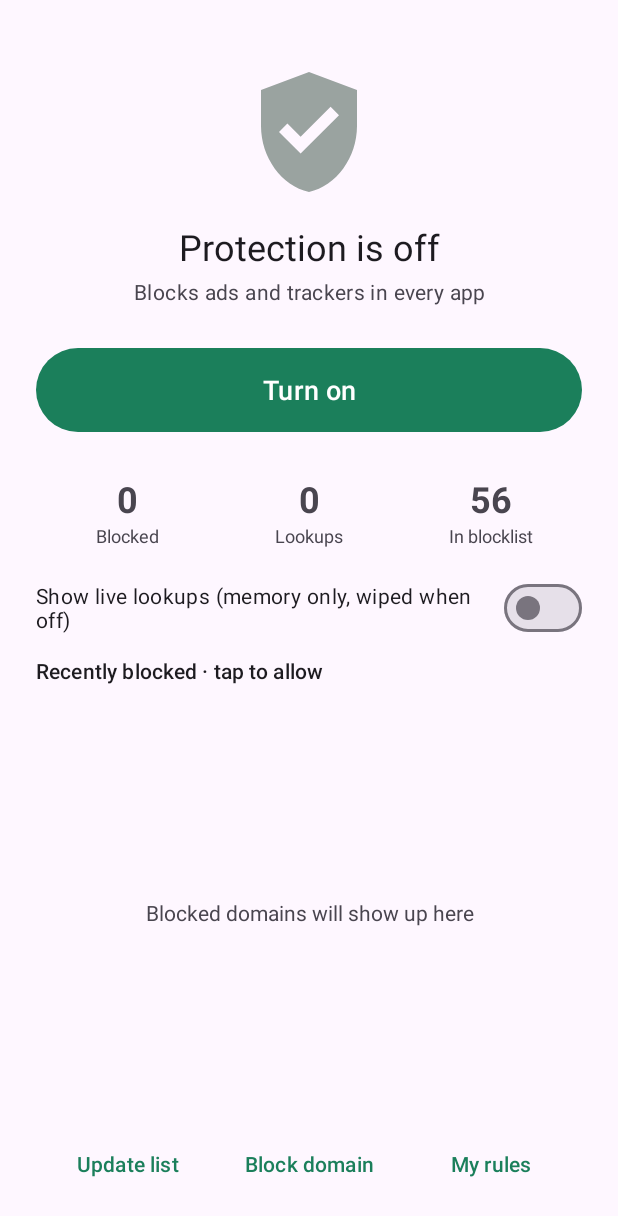
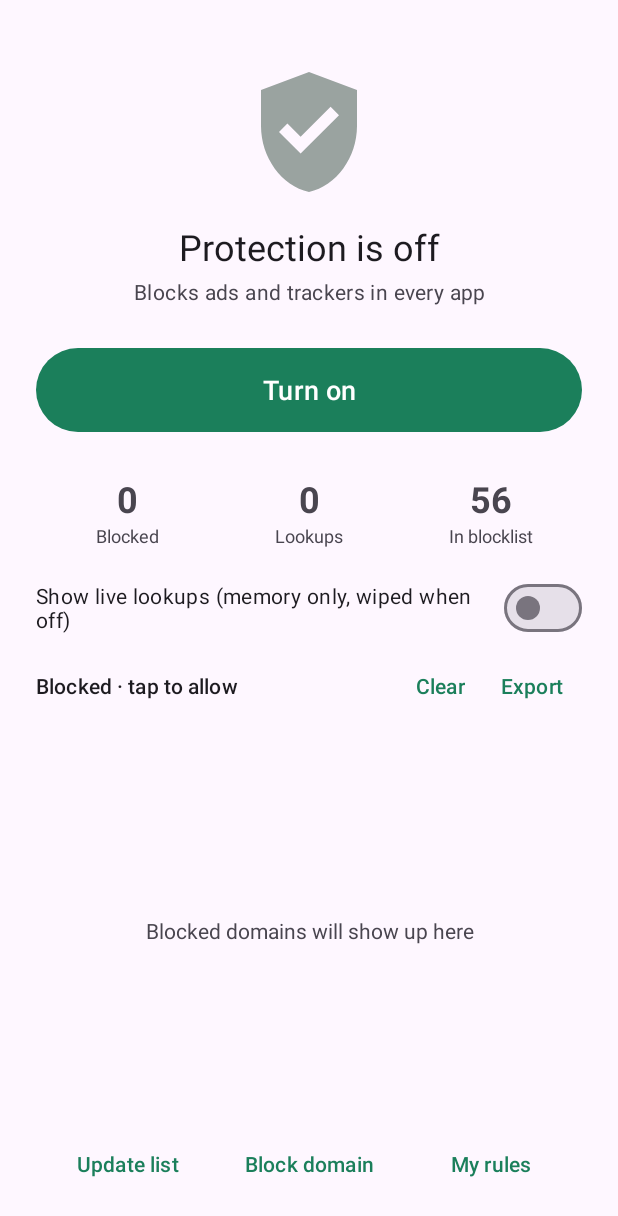
Before and after one commit to chinmay465/Portfolio, an Android app: the MainActivity screen opened directly, with no data from a screen before it, on a phone screen of 412 x 824 dp. Shown: the top 1216 px of the screen. Run offline under Robolectric (Android 15) with nearby library versions, the phone set to English and light mode, and no system bars.

Commit message:
Kavach: export and clear the lookup list
Export shares the on-screen list (newest first, blocked/allowed marked)
as plain text through Android's share sheet; nothing is written to
storage. Clear empties the list so an export can cover one app's
session. Live lookup buffer raised to 500 domains (memory only).

```diff
--- a/kavach-adblock/app/src/main/java/com/chinmay/kavach/vpn/AdBlockState.kt
+++ b/kavach-adblock/app/src/main/java/com/chinmay/kavach/vpn/AdBlockState.kt
@@ -26,7 +26,7 @@ object AdBlockState {
     val recentLookups = MutableStateFlow<List<Lookup>>(emptyList())
 
     private const val RECENT_LIMIT = 50
-    private const val LOOKUP_LIMIT = 150
+    private const val LOOKUP_LIMIT = 500
 
     fun onQuery(domain: String?, wasBlocked: Boolean) {
         queries.update { it + 1 }
@@ -54,6 +54,12 @@ object AdBlockState {
         recentLookups.update { list -> list.map { if (covered(it.domain)) it.copy(blocked = blocked) else it } }
     }
 
+    /** Empties the on-screen lists (counters are kept). */
+    fun clearLists() {
+        recentBlocked.value = emptyList()
+        recentLookups.value = emptyList()
+    }
+
     fun resetSession() {
         queries.value = 0
         blocked.value = 0
--- a/kavach-adblock/app/src/main/res/layout/activity_main.xml
+++ b/kavach-adblock/app/src/main/res/layout/activity_main.xml
@@ -104,13 +104,37 @@
         android:layout_marginTop="16dp"
         android:text="@string/live_switch" />
 
-    <TextView
-        android:id="@+id/listHeader"
+    <LinearLayout
         android:layout_width="match_parent"
         android:layout_height="wrap_content"
-        android:layout_marginTop="8dp"
-        android:text="@string/recent_header"
-        android:textAppearance="?attr/textAppearanceTitleSmall" />
+        android:layout_marginTop="4dp"
+        android:gravity="center_vertical"
+        android:orientation="horizontal">
+
+        <TextView
+            android:id="@+id/listHeader"
+            android:layout_width="0dp"
+            android:layout_height="wrap_content"
+            android:layout_weight="1"
+            android:text="@string/recent_header"
+            android:textAppearance="?attr/textAppearanceTitleSmall" />
+
+        <com.google.android.material.button.MaterialButton
+            android:id="@+id/clearList"
+            style="@style/Widget.Material3.Button.TextButton"
+            android:layout_width="wrap_content"
+            android:layout_height="wrap_content"
+            android:minWidth="0dp"
+            android:text="@string/clear_list" />
+
+        <com.google.android.material.button.MaterialButton
+            android:id="@+id/exportList"
+            style="@style/Widget.Material3.Button.TextButton"
+            android:layout_width="wrap_content"
+            android:layout_height="wrap_content"
+            android:minWidth="0dp"
+            android:text="@string/export_list" />
+    </LinearLayout>
 
     <FrameLayout
         android:layout_width="match_parent"
--- a/kavach-adblock/app/src/main/res/values/strings.xml
+++ b/kavach-adblock/app/src/main/res/values/strings.xml
@@ -10,7 +10,7 @@
     <string name="stat_blocked">Blocked</string>
     <string name="stat_queries">Lookups</string>
     <string name="stat_list">In blocklist</string>
-    <string name="recent_header">Recently blocked · tap to allow</string>
+    <string name="recent_header">Blocked · tap to allow</string>
     <string name="recent_empty">Blocked domains will show up here</string>
     <string name="updating">Updating…</string>
     <string name="blocklist_updated">Blocklist updated: %1$s domains</string>
@@ -26,7 +26,7 @@
     <string name="my_rules">My rules</string>
     <string name="my_rules_count">My rules (%1$d)</string>
     <string name="live_switch">Show live lookups (memory only, wiped when off)</string>
-    <string name="live_header">Live lookups · tap to block or allow</string>
+    <string name="live_header">Lookups · tap to block/allow</string>
     <string name="live_empty">Open an app. Every domain it looks up appears here.</string>
     <string name="allow_message">%1$s and its subdomains will stop being blocked. Use this when an app breaks.</string>
     <string name="block_title">Block this domain?</string>
@@ -49,4 +49,13 @@
     <string name="quick_on">Kavach is on</string>
     <string name="quick_off">Kavach is off</string>
     <string name="quick_needs_setup">Allow Kavach\'s VPN once, then Kavach On will work automatically</string>
+    <string name="clear_list">Clear</string>
+    <string name="export_list">Export</string>
+    <string name="export_empty">Nothing to export yet</string>
+    <string name="export_chooser">Export lookups</string>
+    <string name="export_subject">Kavach lookups %1$s</string>
+    <string name="export_header_live">Kavach live lookups, exported %1$s (newest first)</string>
+    <string name="export_header_blocked">Kavach recently blocked domains, exported %1$s (newest first)</string>
+    <string name="export_legend">✕ = blocked by Kavach, · = allowed</string>
+    <string name="list_cleared">List cleared</string>
 </resources>
```
Also changed, not shown: kavach-adblock/app/src/main/java/com/chinmay/kavach/MainActivity.kt (+36 -0 lines), 1 other file.
